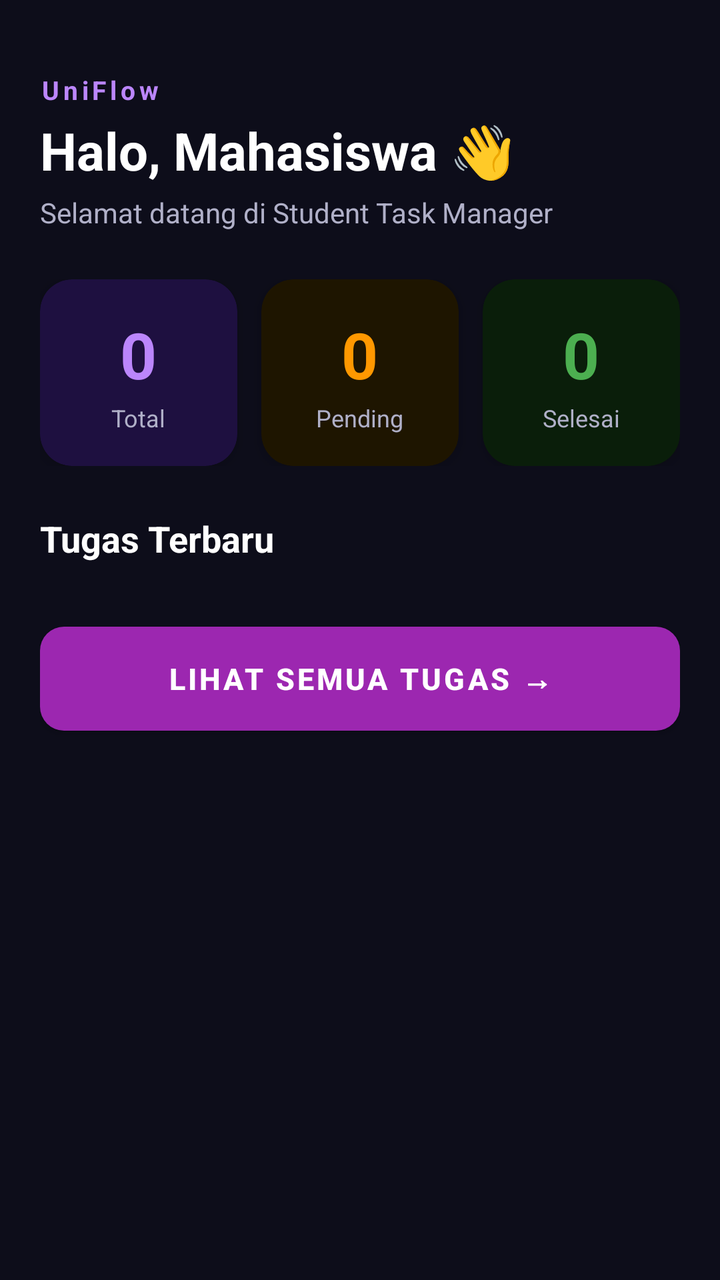
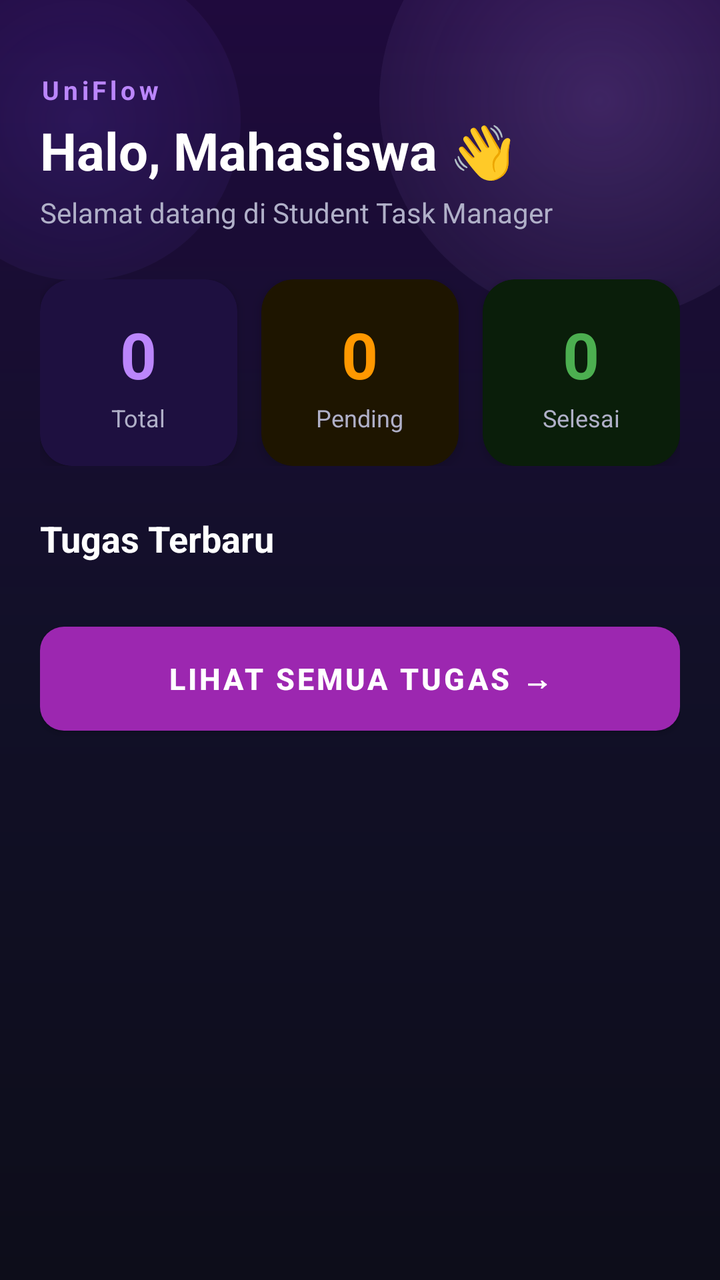

Screens rendered from an Android XML layout before and after an edit, with the pre-edit source and the edit as a unified diff.
<!-- AndroidManifest.xml: application theme Theme.UniFlow -->
<!-- res/layout/fragment_home.xml -->
<?xml version="1.0" encoding="utf-8"?>
<ScrollView
    xmlns:android="http://schemas.android.com/apk/res/android"
    xmlns:app="http://schemas.android.com/apk/res-auto"
    android:layout_width="match_parent"
    android:layout_height="match_parent"
    android:background="@color/bg_dark"
    android:fillViewport="true">

    <LinearLayout
        android:layout_width="match_parent"
        android:layout_height="wrap_content"
        android:orientation="vertical"
        android:padding="20dp">

        
        <LinearLayout
            android:layout_width="match_parent"
            android:layout_height="wrap_content"
            android:orientation="vertical"
            android:paddingTop="16dp"
            android:paddingBottom="24dp">

            <TextView
                android:text="UniFlow"
                android:layout_width="wrap_content"
                android:layout_height="wrap_content"
                android:textColor="@color/purple_neon"
                android:textSize="13sp"
                android:letterSpacing="0.15"
                android:textStyle="bold" />

            <TextView
                android:id="@+id/tvGreeting"
                android:layout_width="wrap_content"
                android:layout_height="wrap_content"
                android:text="Halo, Mahasiswa 👋"
                android:textColor="@color/white"
                android:textSize="26sp"
                android:textStyle="bold"
                android:layout_marginTop="4dp" />

            <TextView
                android:layout_width="wrap_content"
                android:layout_height="wrap_content"
                android:text="Selamat datang di Student Task Manager"
                android:textColor="@color/text_secondary"
                android:textSize="14sp"
                android:layout_marginTop="4dp" />

        </LinearLayout>

        
        <LinearLayout
            android:layout_width="match_parent"
            android:layout_height="wrap_content"
            android:orientation="horizontal"
            android:layout_marginBottom="24dp">

            
            <androidx.cardview.widget.CardView
                android:layout_width="0dp"
                android:layout_height="wrap_content"
                android:layout_weight="1"
                android:layout_marginEnd="6dp"
                app:cardBackgroundColor="#1E1040"
                app:cardCornerRadius="16dp"
                app:cardElevation="4dp">

                <LinearLayout
                    android:layout_width="match_parent"
                    android:layout_height="wrap_content"
                    android:orientation="vertical"
                    android:padding="16dp"
                    android:gravity="center">

                    <TextView
                        android:id="@+id/tvTotalCount"
                        android:layout_width="wrap_content"
                        android:layout_height="wrap_content"
                        android:text="0"
                        android:textColor="@color/purple_neon"
                        android:textSize="32sp"
                        android:textStyle="bold" />

                    <TextView
                        android:layout_width="wrap_content"
                        android:layout_height="wrap_content"
                        android:text="Total"
                        android:textColor="@color/text_secondary"
                        android:textSize="12sp"
                        android:layout_marginTop="2dp" />

                </LinearLayout>
            </androidx.cardview.widget.CardView>

            
            <androidx.cardview.widget.CardView
                android:layout_width="0dp"
                android:layout_height="wrap_content"
                android:layout_weight="1"
                android:layout_marginStart="6dp"
                android:layout_marginEnd="6dp"
                app:cardBackgroundColor="#1E1500"
                app:cardCornerRadius="16dp"
                app:cardElevation="4dp">

                <LinearLayout
                    android:layout_width="match_parent"
                    android:layout_height="wrap_content"
                    android:orientation="vertical"
                    android:padding="16dp"
                    android:gravity="center">

                    <TextView
                        android:id="@+id/tvPendingCount"
                        android:layout_width="wrap_content"
                        android:layout_height="wrap_content"
                        android:text="0"
                        android:textColor="@color/color_pending"
                        android:textSize="32sp"
                        android:textStyle="bold" />

                    <TextView
                        android:layout_width="wrap_content"
                        android:layout_height="wrap_content"
                        android:text="Pending"
                        android:textColor="@color/text_secondary"
                        android:textSize="12sp"
                        android:layout_marginTop="2dp" />

                </LinearLayout>
            </androidx.cardview.widget.CardView>

            
            <androidx.cardview.widget.CardView
                android:layout_width="0dp"
                android:layout_height="wrap_content"
                android:layout_weight="1"
                android:layout_marginStart="6dp"
                app:cardBackgroundColor="#0A1E0A"
                app:cardCornerRadius="16dp"
                app:cardElevation="4dp">

                <LinearLayout
                    android:layout_width="match_parent"
                    android:layout_height="wrap_content"
                    android:orientation="vertical"
                    android:padding="16dp"
                    android:gravity="center">

                    <TextView
                        android:id="@+id/tvDoneCount"
                        android:layout_width="wrap_content"
                        android:layout_height="wrap_content"
                        android:text="0"
                        android:textColor="@color/color_done"
                        android:textSize="32sp"
                        android:textStyle="bold" />

                    <TextView
                        android:layout_width="wrap_content"
                        android:layout_height="wrap_content"
                        android:text="Selesai"
                        android:textColor="@color/text_secondary"
                        android:textSize="12sp"
                        android:layout_marginTop="2dp" />

                </LinearLayout>
            </androidx.cardview.widget.CardView>

        </LinearLayout>

        
        <LinearLayout
            android:layout_width="match_parent"
            android:layout_height="wrap_content"
            android:orientation="horizontal"
            android:layout_marginBottom="12dp">

            <TextView
                android:layout_width="0dp"
                android:layout_height="wrap_content"
                android:layout_weight="1"
                android:text="Tugas Terbaru"
                android:textColor="@color/white"
                android:textSize="18sp"
                android:textStyle="bold" />

        </LinearLayout>

        <androidx.recyclerview.widget.RecyclerView
            android:id="@+id/rvRecentTasks"
            android:layout_width="match_parent"
            android:layout_height="wrap_content"
            android:nestedScrollingEnabled="false" />

        <TextView
            android:id="@+id/tvEmptyRecent"
            android:layout_width="match_parent"
            android:layout_height="wrap_content"
            android:text="Belum ada tugas aktif.\nTambahkan tugas pertamamu!"
            android:textColor="@color/text_secondary"
            android:textSize="14sp"
            android:gravity="center"
            android:padding="32dp"
            android:visibility="gone" />

        
        <Button
            android:id="@+id/btnGoToTasks"
            android:layout_width="match_parent"
            android:layout_height="52dp"
            android:layout_marginTop="20dp"
            android:background="@drawable/bg_button_primary"
            android:text="@string/btn_go_to_tasks"
            android:textColor="@color/white"
            android:textSize="15sp"
            android:textStyle="bold" />

    </LinearLayout>
</ScrollView>
<!-- resources referenced by this layout -->
<resources>
  <color name="bg_dark">#0D0D1A</color>
  <color name="color_done">#4CAF50</color>
  <color name="color_pending">#FF9800</color>
  <color name="purple_neon">#BB86FC</color>
  <color name="text_secondary">#B0B0C8</color>
  <color name="white">#FFFFFF</color>
  <!-- drawable bg_button_primary (drawable) -->
  <?xml version="1.0" encoding="utf-8"?>
  <shape xmlns:android="http://schemas.android.com/apk/res/android"
      android:shape="rectangle">
      <solid android:color="@color/purple_accent" />
      <corners android:radius="12dp" />
  </shape>
  <string name="btn_go_to_tasks">Lihat Semua Tugas →</string>
  <style name="Theme.UniFlow" parent="Theme.MaterialComponents.DayNight.NoActionBar">
          <item name="colorPrimary">@color/purple_500</item>
          <item name="colorPrimaryVariant">@color/purple_700</item>
          <item name="colorOnPrimary">@color/white</item>
          <item name="colorSecondary">@color/purple_neon</item>
          <item name="colorOnSecondary">@color/white</item>
          <item name="android:windowBackground">@color/bg_dark</item>
          <item name="android:statusBarColor">@color/bg_dark</item>
          <item name="android:navigationBarColor">@color/bg_card</item>
      </style>
  <color name="purple_accent">#7C4DFF</color>
  <color name="purple_500">#9C27B0</color>
  <color name="purple_700">#7B1FA2</color>
  <color name="bg_card">#1A1A2E</color>
</resources>

<!-- the commit's change to res/layout/fragment_home.xml (unified diff, before → after) -->
@@ -1,222 +1,249 @@
 <?xml version="1.0" encoding="utf-8"?>
-<ScrollView
+<FrameLayout
     xmlns:android="http://schemas.android.com/apk/res/android"
     xmlns:app="http://schemas.android.com/apk/res-auto"
     android:layout_width="match_parent"
     android:layout_height="match_parent"
-    android:background="@color/bg_dark"
-    android:fillViewport="true">
-
-    <LinearLayout
+    android:background="@drawable/bg_anime_gradient">
+
+    
+    <View
+        android:layout_width="220dp"
+        android:layout_height="220dp"
+        android:background="@drawable/bg_bokeh_purple"
+        android:layout_gravity="top|end"
+        android:layout_marginTop="-60dp"
+        android:layout_marginEnd="-50dp" />
+
+    <View
+        android:layout_width="160dp"
+        android:layout_height="160dp"
+        android:background="@drawable/bg_bokeh_blue"
+        android:layout_gravity="top|start"
+        android:layout_marginTop="-20dp"
+        android:layout_marginStart="-40dp" />
+
+    <ScrollView
         android:layout_width="match_parent"
-        android:layout_height="wrap_content"
-        android:orientation="vertical"
-        android:padding="20dp">
-
-        
+        android:layout_height="match_parent"
+        android:fillViewport="true"
+        android:background="@android:color/transparent">
+
         <LinearLayout
             android:layout_width="match_parent"
             android:layout_height="wrap_content"
             android:orientation="vertical"
-            android:paddingTop="16dp"
-            android:paddingBottom="24dp">
+            android:padding="20dp">
+
+            
+            <LinearLayout
+                android:layout_width="match_parent"
+                android:layout_height="wrap_content"
+                android:orientation="vertical"
+                android:paddingTop="16dp"
+                android:paddingBottom="24dp">
+
+                <TextView
+                    android:text="UniFlow"
+                    android:layout_width="wrap_content"
+                    android:layout_height="wrap_content"
+                    android:textColor="@color/purple_neon"
+                    android:textSize="13sp"
+                    android:letterSpacing="0.15"
+                    android:textStyle="bold" />
+
+                <TextView
+                    android:id="@+id/tvGreeting"
+                    android:layout_width="wrap_content"
+                    android:layout_height="wrap_content"
+                    android:text="Halo, Mahasiswa 👋"
+                    android:textColor="@color/white"
+                    android:textSize="26sp"
+                    android:textStyle="bold"
+                    android:layout_marginTop="4dp" />
+
+                <TextView
+                    android:layout_width="wrap_content"
+                    android:layout_height="wrap_content"
+                    android:text="Selamat datang di Student Task Manager"
+                    android:textColor="@color/text_secondary"
+                    android:textSize="14sp"
+                    android:layout_marginTop="4dp" />
+
+            </LinearLayout>
+
+            
+            <LinearLayout
+                android:id="@+id/statsRow"
+                android:layout_width="match_parent"
+                android:layout_height="wrap_content"
+                android:orientation="horizontal"
+                android:layout_marginBottom="24dp">
+
+                
+                <androidx.cardview.widget.CardView
+                    android:id="@+id/cardTotal"
+                    android:layout_width="0dp"
+                    android:layout_height="wrap_content"
+                    android:layout_weight="1"
+                    android:layout_marginEnd="6dp"
+                    app:cardBackgroundColor="#1E1040"
+                    app:cardCornerRadius="16dp"
+                    app:cardElevation="4dp">
+
+                    <LinearLayout
+                        android:layout_width="match_parent"
+                        android:layout_height="wrap_content"
+                        android:orientation="vertical"
+                        android:padding="16dp"
+                        android:gravity="center">
+
+                        <TextView
+                            android:id="@+id/tvTotalCount"
+                            android:layout_width="wrap_content"
+                            android:layout_height="wrap_content"
+                            android:text="0"
+                            android:textColor="@color/purple_neon"
+                            android:textSize="32sp"
+                            android:textStyle="bold" />
+
+                        <TextView
+                            android:layout_width="wrap_content"
+                            android:layout_height="wrap_content"
+                            android:text="Total"
+                            android:textColor="@color/text_secondary"
+                            android:textSize="12sp"
+                            android:layout_marginTop="2dp" />
+
+                    </LinearLayout>
+                </androidx.cardview.widget.CardView>
+
+                
+                <androidx.cardview.widget.CardView
+                    android:id="@+id/cardPending"
+                    android:layout_width="0dp"
+                    android:layout_height="wrap_content"
+                    android:layout_weight="1"
+                    android:layout_marginStart="6dp"
+                    android:layout_marginEnd="6dp"
+                    app:cardBackgroundColor="#1E1500"
+                    app:cardCornerRadius="16dp"
+                    app:cardElevation="4dp">
+
+                    <LinearLayout
+                        android:layout_width="match_parent"
+                        android:layout_height="wrap_content"
+                        android:orientation="vertical"
+                        android:padding="16dp"
+                        android:gravity="center">
+
+                        <TextView
+                            android:id="@+id/tvPendingCount"
+                            android:layout_width="wrap_content"
+                            android:layout_height="wrap_content"
+                            android:text="0"
+                            android:textColor="@color/color_pending"
+                            android:textSize="32sp"
+                            android:textStyle="bold" />
+
+                        <TextView
+                            android:layout_width="wrap_content"
+                            android:layout_height="wrap_content"
+                            android:text="Pending"
+                            android:textColor="@color/text_secondary"
+                            android:textSize="12sp"
+                            android:layout_marginTop="2dp" />
+
+                    </LinearLayout>
+                </androidx.cardview.widget.CardView>
+
+                
+                <androidx.cardview.widget.CardView
+                    android:id="@+id/cardDone"
+                    android:layout_width="0dp"
+                    android:layout_height="wrap_content"
+                    android:layout_weight="1"
+                    android:layout_marginStart="6dp"
+                    app:cardBackgroundColor="#0A1E0A"
+                    app:cardCornerRadius="16dp"
+                    app:cardElevation="4dp">
+
+                    <LinearLayout
+                        android:layout_width="match_parent"
+                        android:layout_height="wrap_content"
+                        android:orientation="vertical"
+                        android:padding="16dp"
+                        android:gravity="center">
+
+                        <TextView
+                            android:id="@+id/tvDoneCount"
+                            android:layout_width="wrap_content"
+                            android:layout_height="wrap_content"
+                            android:text="0"
+                            android:textColor="@color/color_done"
+                            android:textSize="32sp"
+                            android:textStyle="bold" />
+
+                        <TextView
+                            android:layout_width="wrap_content"
+                            android:layout_height="wrap_content"
+                            android:text="Selesai"
+                            android:textColor="@color/text_secondary"
+                            android:textSize="12sp"
+                            android:layout_marginTop="2dp" />
+
+                    </LinearLayout>
+                </androidx.cardview.widget.CardView>
+
+            </LinearLayout>
+
+            
+            <LinearLayout
+                android:layout_width="match_parent"
+                android:layout_height="wrap_content"
+                android:orientation="horizontal"
+                android:layout_marginBottom="12dp">
+
+                <TextView
+                    android:layout_width="0dp"
+                    android:layout_height="wrap_content"
+                    android:layout_weight="1"
+                    android:text="Tugas Terbaru"
+                    android:textColor="@color/white"
+                    android:textSize="18sp"
+                    android:textStyle="bold" />
+
+            </LinearLayout>
+
+            <androidx.recyclerview.widget.RecyclerView
+                android:id="@+id/rvRecentTasks"
+                android:layout_width="match_parent"
+                android:layout_height="wrap_content"
+                android:nestedScrollingEnabled="false" />
 
             <TextView
-                android:text="UniFlow"
-                android:layout_width="wrap_content"
-                android:layout_height="wrap_content"
-                android:textColor="@color/purple_neon"
-                android:textSize="13sp"
-                android:letterSpacing="0.15"
-                android:textStyle="bold" />
-
-            <TextView
-                android:id="@+id/tvGreeting"
-                android:layout_width="wrap_content"
-                android:layout_height="wrap_content"
-                android:text="Halo, Mahasiswa 👋"
-                android:textColor="@color/white"
-                android:textSize="26sp"
-                android:textStyle="bold"
-                android:layout_marginTop="4dp" />
-
-            <TextView
-                android:layout_width="wrap_content"
-                android:layout_height="wrap_content"
-                android:text="Selamat datang di Student Task Manager"
+                android:id="@+id/tvEmptyRecent"
+                android:layout_width="match_parent"
+                android:layout_height="wrap_content"
+                android:text="Belum ada tugas aktif.\nTambahkan tugas pertamamu!"
                 android:textColor="@color/text_secondary"
                 android:textSize="14sp"
-                android:layout_marginTop="4dp" />
+                android:gravity="center"
+                android:padding="32dp"
+                android:visibility="gone" />
+
+            
+            <Button
+                android:id="@+id/btnGoToTasks"
+                android:layout_width="match_parent"
+                android:layout_height="52dp"
+                android:layout_marginTop="20dp"
+                android:background="@drawable/bg_button_primary"
+                android:text="@string/btn_go_to_tasks"
+                android:textColor="@color/white"
+                android:textSize="15sp"
+                android:textStyle="bold" />
 
         </LinearLayout>
-
-        
-        <LinearLayout
-            android:layout_width="match_parent"
-            android:layout_height="wrap_content"
-            android:orientation="horizontal"
-            android:layout_marginBottom="24dp">
-
-            
-            <androidx.cardview.widget.CardView
-                android:layout_width="0dp"
-                android:layout_height="wrap_content"
-                android:layout_weight="1"
-                android:layout_marginEnd="6dp"
-                app:cardBackgroundColor="#1E1040"
-                app:cardCornerRadius="16dp"
-                app:cardElevation="4dp">
-
-                <LinearLayout
-                    android:layout_width="match_parent"
-                    android:layout_height="wrap_content"
-                    android:orientation="vertical"
-                    android:padding="16dp"
-                    android:gravity="center">
-
-                    <TextView
-                        android:id="@+id/tvTotalCount"
-                        android:layout_width="wrap_content"
-                        android:layout_height="wrap_content"
-                        android:text="0"
-                        android:textColor="@color/purple_neon"
-                        android:textSize="32sp"
-                        android:textStyle="bold" />
-
-                    <TextView
-                        android:layout_width="wrap_content"
-                        android:layout_height="wrap_content"
-                        android:text="Total"
-                        android:textColor="@color/text_secondary"
-                        android:textSize="12sp"
-                        android:layout_marginTop="2dp" />
-
-                </LinearLayout>
-            </androidx.cardview.widget.CardView>
-
-            
-            <androidx.cardview.widget.CardView
-                android:layout_width="0dp"
-                android:layout_height="wrap_content"
-                android:layout_weight="1"
-                android:layout_marginStart="6dp"
-                android:layout_marginEnd="6dp"
-                app:cardBackgroundColor="#1E1500"
-                app:cardCornerRadius="16dp"
-                app:cardElevation="4dp">
-
-                <LinearLayout
-                    android:layout_width="match_parent"
-                    android:layout_height="wrap_content"
-                    android:orientation="vertical"
-                    android:padding="16dp"
-                    android:gravity="center">
-
-                    <TextView
-                        android:id="@+id/tvPendingCount"
-                        android:layout_width="wrap_content"
-                        android:layout_height="wrap_content"
-                        android:text="0"
-                        android:textColor="@color/color_pending"
-                        android:textSize="32sp"
-                        android:textStyle="bold" />
-
-                    <TextView
-                        android:layout_width="wrap_content"
-                        android:layout_height="wrap_content"
-                        android:text="Pending"
-                        android:textColor="@color/text_secondary"
-                        android:textSize="12sp"
-                        android:layout_marginTop="2dp" />
-
-                </LinearLayout>
-            </androidx.cardview.widget.CardView>
-
-            
-            <androidx.cardview.widget.CardView
-                android:layout_width="0dp"
-                android:layout_height="wrap_content"
-                android:layout_weight="1"
-                android:layout_marginStart="6dp"
-                app:cardBackgroundColor="#0A1E0A"
-                app:cardCornerRadius="16dp"
-                app:cardElevation="4dp">
-
-                <LinearLayout
-                    android:layout_width="match_parent"
-                    android:layout_height="wrap_content"
-                    android:orientation="vertical"
-                    android:padding="16dp"
-                    android:gravity="center">
-
-                    <TextView
-                        android:id="@+id/tvDoneCount"
-                        android:layout_width="wrap_content"
-                        android:layout_height="wrap_content"
-                        android:text="0"
-                        android:textColor="@color/color_done"
-                        android:textSize="32sp"
-                        android:textStyle="bold" />
-
-                    <TextView
-                        android:layout_width="wrap_content"
-                        android:layout_height="wrap_content"
-                        android:text="Selesai"
-                        android:textColor="@color/text_secondary"
-                        android:textSize="12sp"
-                        android:layout_marginTop="2dp" />
-
-                </LinearLayout>
-            </androidx.cardview.widget.CardView>
-
-        </LinearLayout>
-
-        
-        <LinearLayout
-            android:layout_width="match_parent"
-            android:layout_height="wrap_content"
-            android:orientation="horizontal"
-            android:layout_marginBottom="12dp">
-
-            <TextView
-                android:layout_width="0dp"
-                android:layout_height="wrap_content"
-                android:layout_weight="1"
-                android:text="Tugas Terbaru"
-                android:textColor="@color/white"
-                android:textSize="18sp"
-                android:textStyle="bold" />
-
-        </LinearLayout>
-
-        <androidx.recyclerview.widget.RecyclerView
-            android:id="@+id/rvRecentTasks"
-            android:layout_width="match_parent"
-            android:layout_height="wrap_content"
-            android:nestedScrollingEnabled="false" />
-
-        <TextView
-            android:id="@+id/tvEmptyRecent"
-            android:layout_width="match_parent"
-            android:layout_height="wrap_content"
-            android:text="Belum ada tugas aktif.\nTambahkan tugas pertamamu!"
-            android:textColor="@color/text_secondary"
-            android:textSize="14sp"
-            android:gravity="center"
-            android:padding="32dp"
-            android:visibility="gone" />
-
-        
-        <Button
-            android:id="@+id/btnGoToTasks"
-            android:layout_width="match_parent"
-            android:layout_height="52dp"
-            android:layout_marginTop="20dp"
-            android:background="@drawable/bg_button_primary"
-            android:text="@string/btn_go_to_tasks"
-            android:textColor="@color/white"
-            android:textSize="15sp"
-            android:textStyle="bold" />
-
-    </LinearLayout>
-</ScrollView>
+    </ScrollView>
+</FrameLayout>
<!-- resource entries referenced after the edit -->
@@ -6,6 +6,40 @@
   <color name="purple_neon">#BB86FC</color>
   <color name="text_secondary">#B0B0C8</color>
   <color name="white">#FFFFFF</color>
+  <!-- drawable bg_anime_gradient (drawable) -->
+  <?xml version="1.0" encoding="utf-8"?>
+  <shape xmlns:android="http://schemas.android.com/apk/res/android"
+      android:shape="rectangle">
+      
+      <gradient
+          android:type="linear"
+          android:angle="270"
+          android:startColor="#1F0A3D"
+          android:centerColor="#121028"
+          android:endColor="#0D0D1A" />
+  </shape>
+  <!-- drawable bg_bokeh_blue (drawable) -->
+  <?xml version="1.0" encoding="utf-8"?>
+  <shape xmlns:android="http://schemas.android.com/apk/res/android"
+      android:shape="oval">
+      
+      <gradient
+          android:type="radial"
+          android:gradientRadius="130dp"
+          android:startColor="#287C4DFF"
+          android:endColor="#007C4DFF" />
+  </shape>
+  <!-- drawable bg_bokeh_purple (drawable) -->
+  <?xml version="1.0" encoding="utf-8"?>
+  <shape xmlns:android="http://schemas.android.com/apk/res/android"
+      android:shape="oval">
+      
+      <gradient
+          android:type="radial"
+          android:gradientRadius="160dp"
+          android:startColor="#35BB86FC"
+          android:endColor="#00BB86FC" />
+  </shape>
   <!-- drawable bg_button_primary (drawable) -->
   <?xml version="1.0" encoding="utf-8"?>
   <shape xmlns:android="http://schemas.android.com/apk/res/android"
